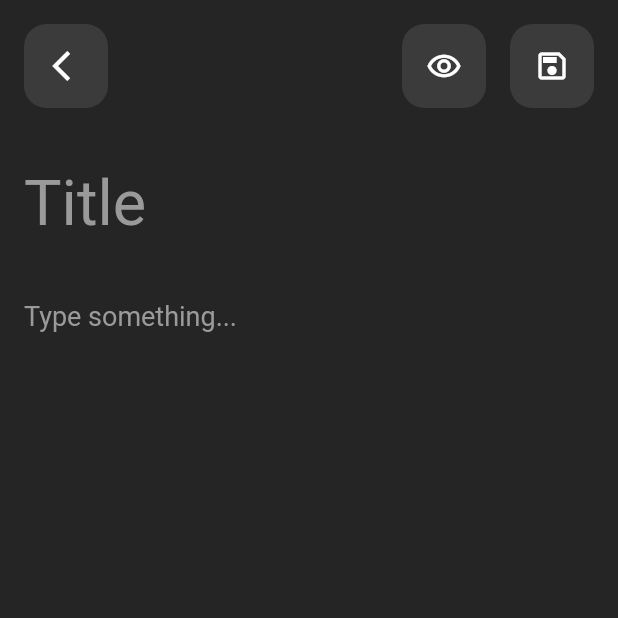
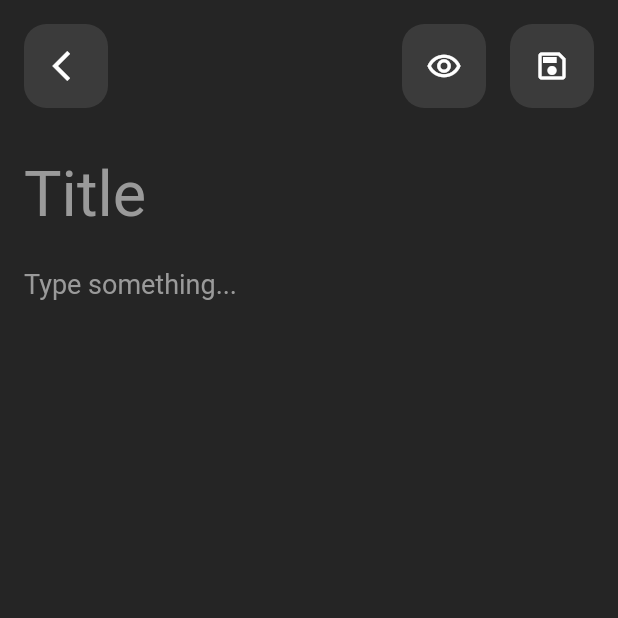
Before and after one commit to Mikel-Kolaveri/notes_app, a Flutter app: the NewNotePage screen opened by its route, on a phone screen of 412 x 824 dp, the top half of it. Run offline on Flutter 3.47's test engine with Material 2 defaults, Android fonts, the phone set to English and light mode, and no system bars; our stand-ins replace flutter_riverpod, go_router, google_fonts.

```diff
--- a/lib/pages/new_note_page/new_note_page.dart
+++ b/lib/pages/new_note_page/new_note_page.dart
@@ -2,7 +2,7 @@ import 'package:flutter/material.dart';
 import 'package:flutter_riverpod/flutter_riverpod.dart';
 import 'package:go_router/go_router.dart';
 import 'package:notes_app/pages/new_note_page/src/save_changes_dialog.dart';
-import 'package:notes_app/pages/new_note_page/src/title_textfield.dart';
+import 'package:notes_app/pages/new_note_page/src/new_note_textfield.dart';
 
 import '../../ui/custom_icon_button.dart';
 import '../../ui/gap.dart';
@@ -24,6 +24,7 @@ class _NewNotePageState extends ConsumerState<NewNotePage> {
         context.pop();
       } else {
         showDialog(
+          barrierDismissible: false,
           context: context,
           builder: (context) => const SaveChangesDialog(),
         );
--- a/lib/pages/new_note_page/src/title_textfield.dart
+++ b/lib/pages/new_note_page/src/new_note_textfield.dart
@@ -1,31 +1,4 @@
 import 'package:flutter/material.dart';
-
-// class TitleTextField extends StatefulWidget {
-//   const TitleTextField({super.key});
-
-//   @override
-//   State<TitleTextField> createState() => _TitleTextFieldState();
-// }
-
-// class _TitleTextFieldState extends State<TitleTextField> {
-//   @override
-//   Widget build(BuildContext context) {
-//     return const TextField(
-//       cursorColor: Colors.white,
-//       cursorHeight: 42,
-//       maxLines: null,
-//       style: TextStyle(fontSize: 42, color: Colors.white, height: 1),
-//       decoration: InputDecoration(
-//         focusedBorder: InputBorder.none,
-//         border: InputBorder.none,
-//         enabledBorder: InputBorder.none,
-//         filled: true,
-//         hintText: 'Title',
-//         hintStyle: TextStyle(fontSize: 42, color: Color(0xFF9A9A9A), height: 1),
-//       ),
-//     );
-//   }
-// }
 
 enum _TextFieldType { title, content }
 
@@ -45,32 +18,44 @@ class NewNoteTextField extends StatefulWidget {
 class _NewNoteTextFieldState extends State<NewNoteTextField> {
   @override
   Widget build(BuildContext context) {
-    double fontSize;
+    final double fontSize;
     final String hintText;
+    final double? textHeight;
+
     switch (widget._type) {
       case _TextFieldType.title:
         fontSize = 42;
         hintText = 'Title';
+        textHeight = 1.2;
+
         break;
       case _TextFieldType.content:
         fontSize = 18;
         hintText = 'Type something...';
+        textHeight = 1.8;
+
         break;
     }
     return TextField(
+      strutStyle: StrutStyle(height: textHeight),
       controller: widget.controller,
       cursorColor: Colors.white,
-      cursorHeight: fontSize,
       maxLines: null,
-      style: TextStyle(fontSize: fontSize, color: Colors.white, height: 1.02),
+      style: TextStyle(
+        fontSize: fontSize,
+        color: Colors.white,
+        //height: textHeight,
+      ),
       decoration: InputDecoration(
         focusedBorder: InputBorder.none,
         border: InputBorder.none,
         enabledBorder: InputBorder.none,
-        // filled: true,
+        isCollapsed: true,
         hintText: hintText,
         hintStyle: TextStyle(
-            fontSize: fontSize, color: const Color(0xFF9A9A9A), height: 1.02),
+            fontSize: fontSize,
+            color: const Color(0xFF9A9A9A),
+            height: textHeight),
       ),
     );
   }
```
Also changed, not shown: lib/pages/new_note_page/src/dialog_button.dart (added, +33 -0 lines), lib/pages/new_note_page/src/save_changes_dialog.dart (+16 -39 lines).
